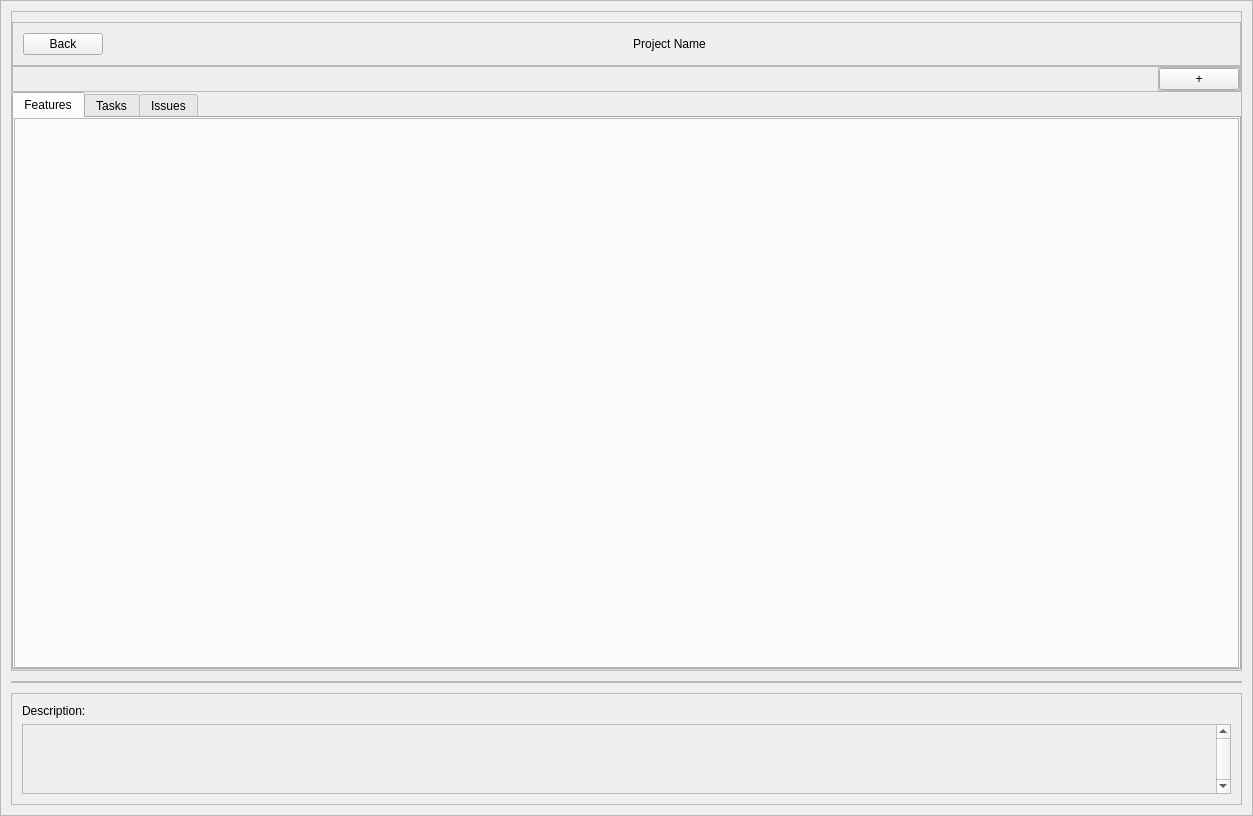
Old version of the form ProjectManager/UiWindows/ProjectFeatureTaskIssueWindow.ui in the repository hamkj008/ProjectManager.
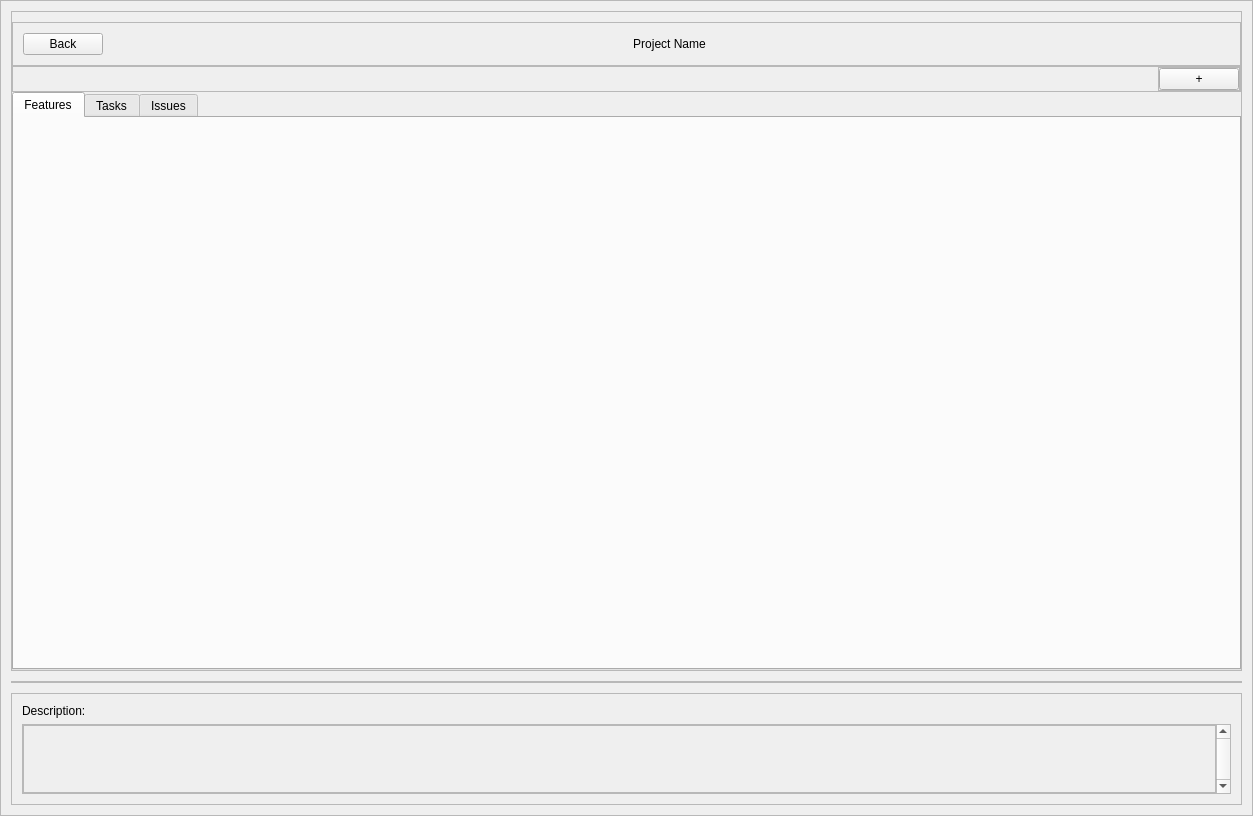
New version of the form. The open tabs and pages were chosen to show the change.

The edit to the form file:
```diff
--- a/ProjectManager/UiWindows/ProjectFeatureTaskIssueWindow.ui
+++ b/ProjectManager/UiWindows/ProjectFeatureTaskIssueWindow.ui
@@ -212,34 +212,17 @@
               <number>0</number>
              </property>
              <property name="leftMargin">
-              <number>0</number>
+              <number>20</number>
              </property>
              <property name="topMargin">
-              <number>0</number>
+              <number>20</number>
              </property>
              <property name="rightMargin">
-              <number>0</number>
+              <number>20</number>
              </property>
              <property name="bottomMargin">
-              <number>0</number>
+              <number>20</number>
              </property>
-             <item>
-              <widget class="QFrame" name="FeatureTabGridFrame">
-               <property name="sizePolicy">
-                <sizepolicy hsizetype="Preferred" vsizetype="Preferred">
-                 <horstretch>0</horstretch>
-                 <verstretch>0</verstretch>
-                </sizepolicy>
-               </property>
-               <property name="frameShape">
-                <enum>QFrame::StyledPanel</enum>
-               </property>
-               <property name="frameShadow">
-                <enum>QFrame::Raised</enum>
-               </property>
-               <layout class="QGridLayout" name="gridLayout_3"/>
-              </widget>
-             </item>
             </layout>
            </widget>
            <widget class="QWidget" name="TasksTab">
@@ -946,20 +929,50 @@
              </rect>
             </property>
             <layout class="QVBoxLayout" name="verticalLayout_10">
+             <property name="leftMargin">
+              <number>0</number>
+             </property>
+             <property name="topMargin">
+              <number>0</number>
+             </property>
+             <property name="rightMargin">
+              <number>0</number>
+             </property>
+             <property name="bottomMargin">
+              <number>0</number>
+             </property>
              <item>
-              <widget class="QLabel" name="DescriptionTextLabel">
-               <property name="sizePolicy">
-                <sizepolicy hsizetype="Preferred" vsizetype="Preferred">
-                 <horstretch>0</horstretch>
-                 <verstretch>0</verstretch>
-                </sizepolicy>
+              <widget class="QFrame" name="DescriptionFrame">
+               <property name="frameShape">
+                <enum>QFrame::StyledPanel</enum>
                </property>
-               <property name="text">
-                <string/>
+               <property name="frameShadow">
+                <enum>QFrame::Raised</enum>
                </property>
-               <property name="alignment">
-                <set>Qt::AlignLeading|Qt::AlignLeft|Qt::AlignTop</set>
-               </property>
+               <layout class="QHBoxLayout" name="horizontalLayout_11">
+                <property name="leftMargin">
+                 <number>0</number>
+                </property>
+                <property name="topMargin">
+                 <number>0</number>
+                </property>
+                <property name="rightMargin">
+                 <number>0</number>
+                </property>
+                <property name="bottomMargin">
+                 <number>0</number>
+                </property>
+                <item>
+                 <widget class="QLabel" name="DescriptionTextLabel">
+                  <property name="text">
+                   <string/>
+                  </property>
+                  <property name="alignment">
+                   <set>Qt::AlignLeading|Qt::AlignLeft|Qt::AlignTop</set>
+                  </property>
+                 </widget>
+                </item>
+               </layout>
               </widget>
              </item>
             </layout>
```
Left out of the diff: 4 changed lines with no effect on the pictures.
